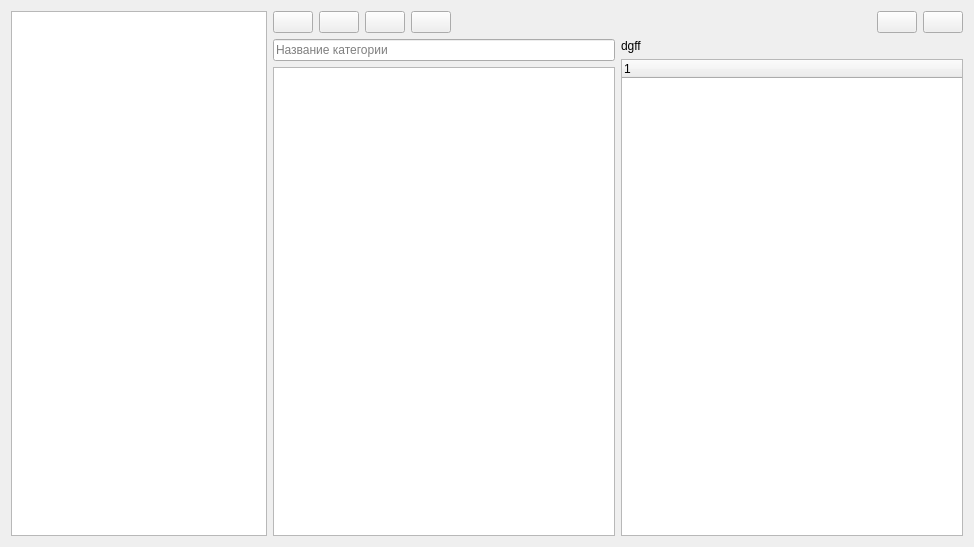
Before: the Qt Designer form AraSteamManager/AchievementsSubForms/formachievementscategoriesedit.ui in Arankir/AraSteamManager, drawn with Qt 5.
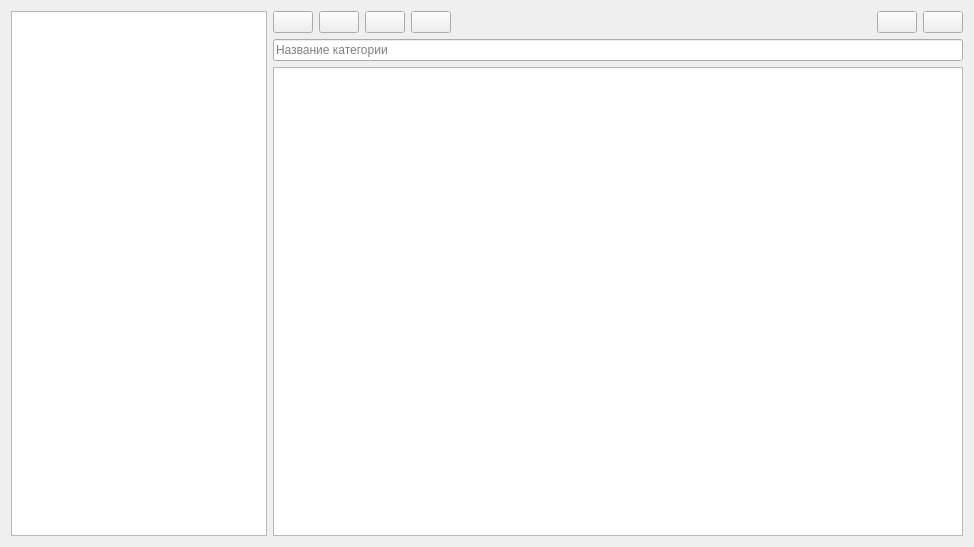
After: the same form once the commit is applied. Custom widgets are drawn as their Qt base class.

The edit to the form file:
```diff
--- a/AraSteamManager/AchievementsSubForms/formachievementscategoriesedit.ui
+++ b/AraSteamManager/AchievementsSubForms/formachievementscategoriesedit.ui
@@ -77,6 +77,13 @@
          </property>
         </widget>
        </item>
+       <item>
+        <widget class="QLabel" name="LabelCategoryParent">
+         <property name="text">
+          <string notr="true"/>
+         </property>
+        </widget>
+       </item>
        <item>
         <spacer name="horizontalSpacer_10">
          <property name="orientation">
@@ -133,27 +140,7 @@
           </widget>
          </item>
          <item>
-          <widget class="QListWidget" name="ListWidgetCategory"/>
-         </item>
-        </layout>
-       </item>
-       <item>
-        <layout class="QVBoxLayout" name="verticalLayout_2">
-         <item>
-          <widget class="QLabel" name="LabelCategoryParent">
-           <property name="text">
-            <string notr="true">dgff</string>
-           </property>
-          </widget>
-         </item>
-         <item>
-          <widget class="QTreeWidget" name="TreeWidgetChangeParent">
-           <column>
-            <property name="text">
-             <string notr="true">1</string>
-            </property>
-           </column>
-          </widget>
+          <widget class="QListWidgetAchievements" name="ListWidgetCategory"/>
          </item>
         </layout>
        </item>
@@ -163,6 +150,13 @@
    </item>
   </layout>
  </widget>
+ <customwidgets>
+  <customwidget>
+   <class>QListWidgetAchievements</class>
+   <extends>QListWidget</extends>
+   <header>subwidget/qlistwidgetachievements.h</header>
+  </customwidget>
+ </customwidgets>
  <resources/>
  <connections/>
 </ui>
```
Left out of the diff: 2 changed lines with no effect on the pictures.
